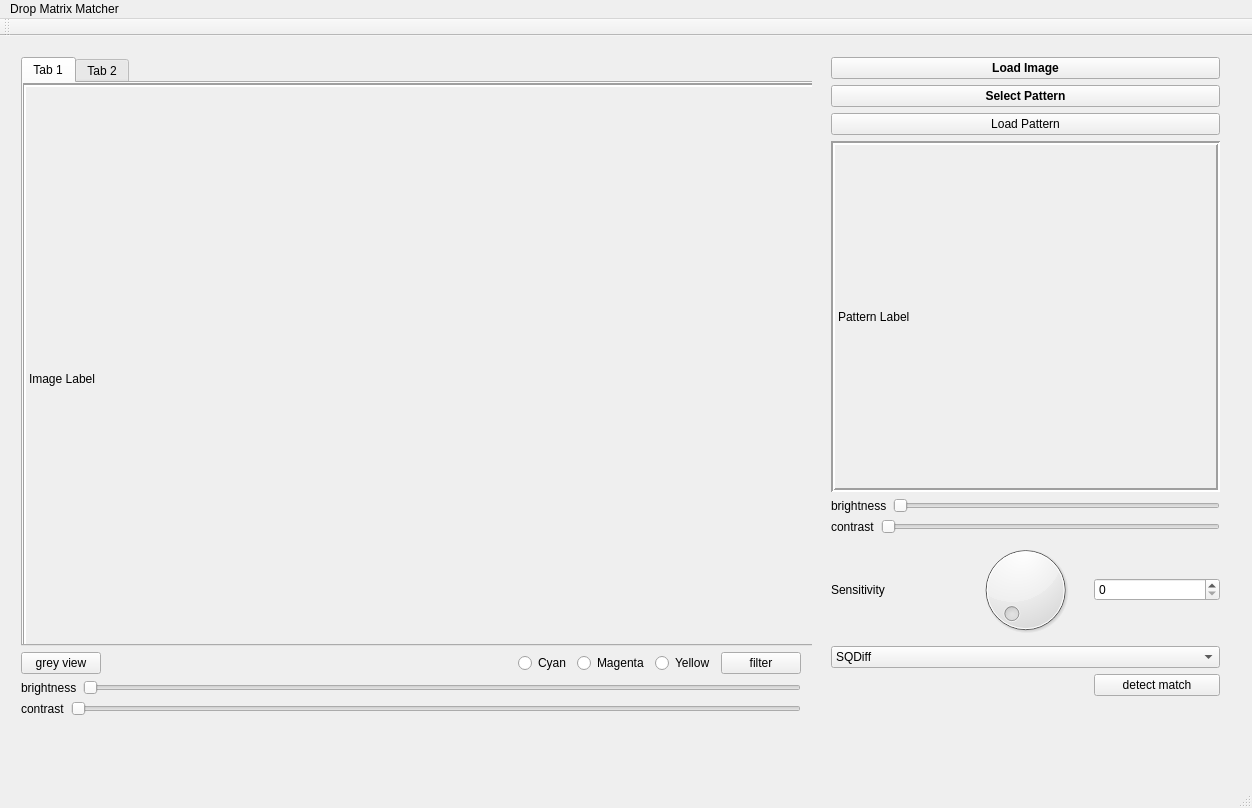
Old version of the form dropmatrixmatcher.ui in the repository resa89/dropmatrixmatcher.
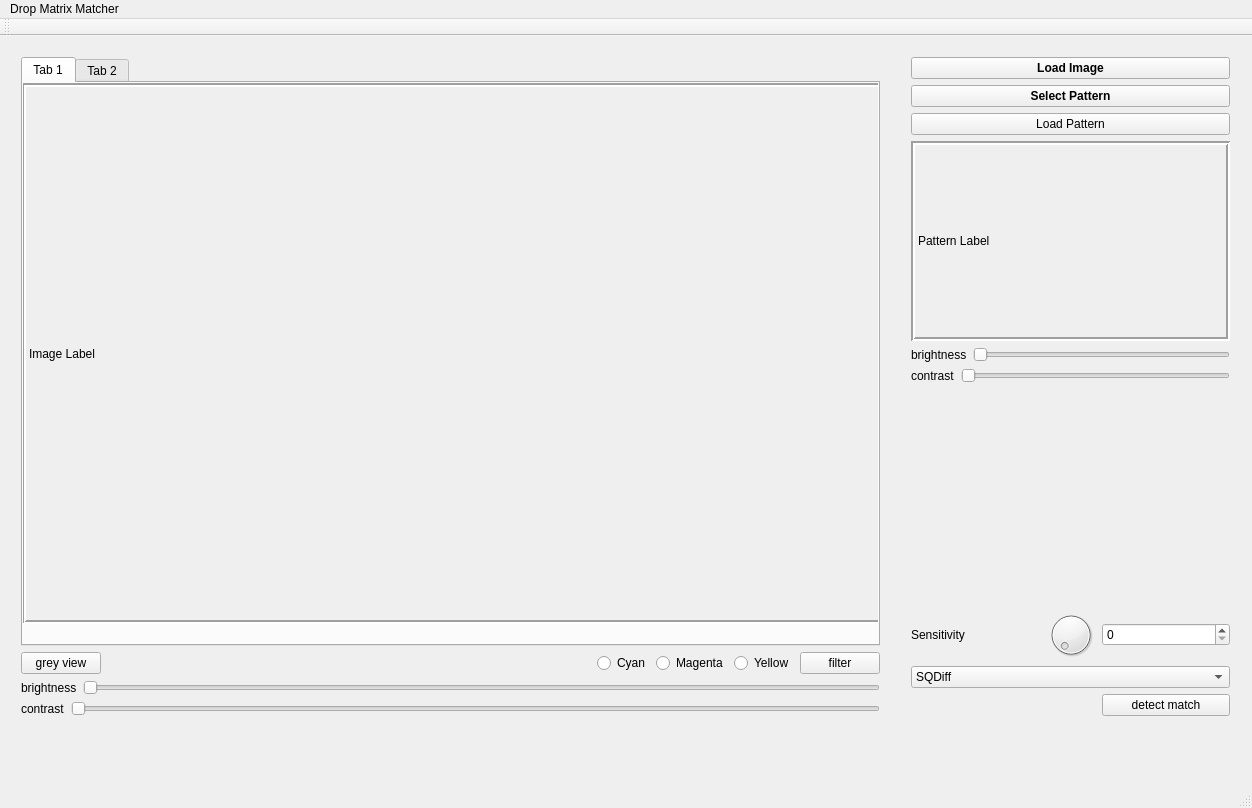
New version of the form. The open tabs and pages were chosen to show the change. Custom widgets are drawn as their Qt base class.

Commit message: Resized Layout elements.

```diff
--- a/dropmatrixmatcher.ui
+++ b/dropmatrixmatcher.ui
@@ -29,10 +29,10 @@
    <widget class="QWidget" name="layoutWidget">
     <property name="geometry">
      <rect>
-      <x>820</x>
+      <x>900</x>
       <y>10</y>
-      <width>411</width>
-      <height>661</height>
+      <width>341</width>
+      <height>681</height>
      </rect>
     </property>
     <layout class="QVBoxLayout" name="verticalLayout_4">
@@ -83,7 +83,7 @@
          <property name="minimumSize">
           <size>
            <width>150</width>
-           <height>100</height>
+           <height>200</height>
           </size>
          </property>
          <property name="autoFillBackground">
@@ -147,7 +147,57 @@
      </item>
      <item>
       <layout class="QGridLayout" name="gridLayout">
-       <item row="1" column="0" colspan="3">
+       <item row="1" column="2">
+        <layout class="QHBoxLayout" name="horizontalLayout_7">
+         <property name="spacing">
+          <number>0</number>
+         </property>
+         <item>
+          <widget class="QSpinBox" name="sensitivityValueText"/>
+         </item>
+        </layout>
+       </item>
+       <item row="1" column="1">
+        <widget class="QDial" name="dial">
+         <property name="maximumSize">
+          <size>
+           <width>50</width>
+           <height>50</height>
+          </size>
+         </property>
+        </widget>
+       </item>
+       <item row="1" column="0">
+        <widget class="QLabel" name="label">
+         <property name="text">
+          <string>Sensitivity</string>
+         </property>
+        </widget>
+       </item>
+       <item row="3" column="2">
+        <widget class="QPushButton" name="compareButton">
+         <property name="text">
+          <string>detect match</string>
+         </property>
+        </widget>
+       </item>
+       <item row="0" column="1">
+        <spacer name="verticalSpacer">
+         <property name="orientation">
+          <enum>Qt::Vertical</enum>
+         </property>
+         <property name="sizeType">
+          <enum>QSizePolicy::MinimumExpanding</enum>
+         </property>
+         <property name="sizeHint" stdset="0">
+          <size>
+           <width>20</width>
+           <height>10</height>
+          </size>
+         </property>
+        </spacer>
+       </item>
+       <item row="2" column="0" colspan="3">
         <widget class="QComboBox" name="comboBox">
          <item>
           <property name="text">
@@ -196,33 +246,6 @@
          </item>
         </widget>
        </item>
-       <item row="0" column="2">
-        <layout class="QHBoxLayout" name="horizontalLayout_7">
-         <property name="spacing">
-          <number>0</number>
-         </property>
-         <item>
-          <widget class="QSpinBox" name="sensitivityValueText"/>
-         </item>
-        </layout>
-       </item>
-       <item row="0" column="1">
-        <widget class="QDial" name="dial"/>
-       </item>
-       <item row="0" column="0">
-        <widget class="QLabel" name="label">
-         <property name="text">
-          <string>Sensitivity</string>
-         </property>
-        </widget>
-       </item>
-       <item row="2" column="2">
-        <widget class="QPushButton" name="compareButton">
-         <property name="text">
-          <string>detect match</string>
-         </property>
-        </widget>
-       </item>
       </layout>
      </item>
     </layout>
@@ -232,7 +255,7 @@
      <rect>
       <x>10</x>
       <y>10</y>
-      <width>802</width>
+      <width>881</width>
       <height>681</height>
      </rect>
     </property>
@@ -257,8 +280,8 @@
           <rect>
            <x>-1</x>
            <y>0</y>
-           <width>831</width>
-           <height>591</height>
+           <width>871</width>
+           <height>541</height>
           </rect>
          </property>
          <property name="minimumSize">
```
Left out of the diff: 6 changed lines with no effect on the pictures. The commit also changes 1 other file.
